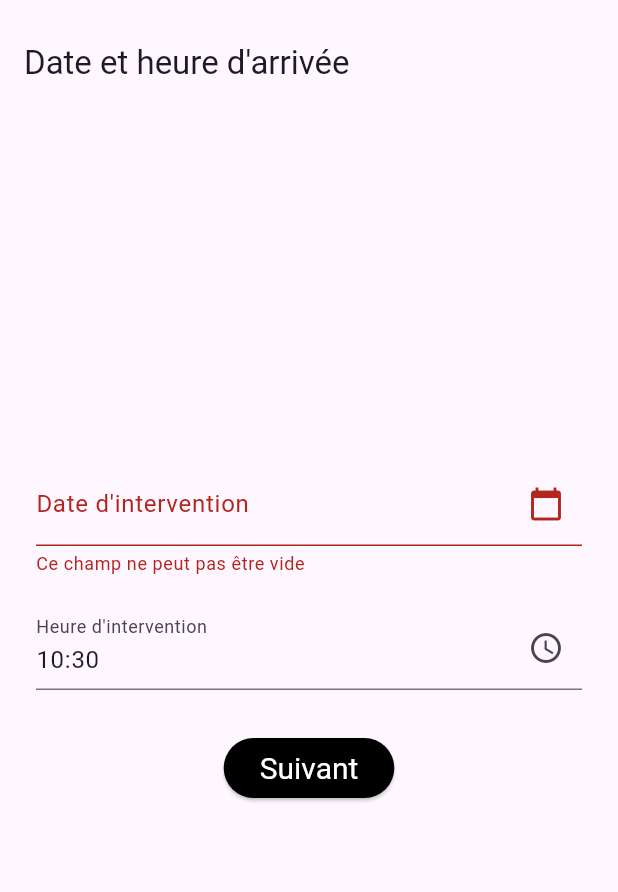
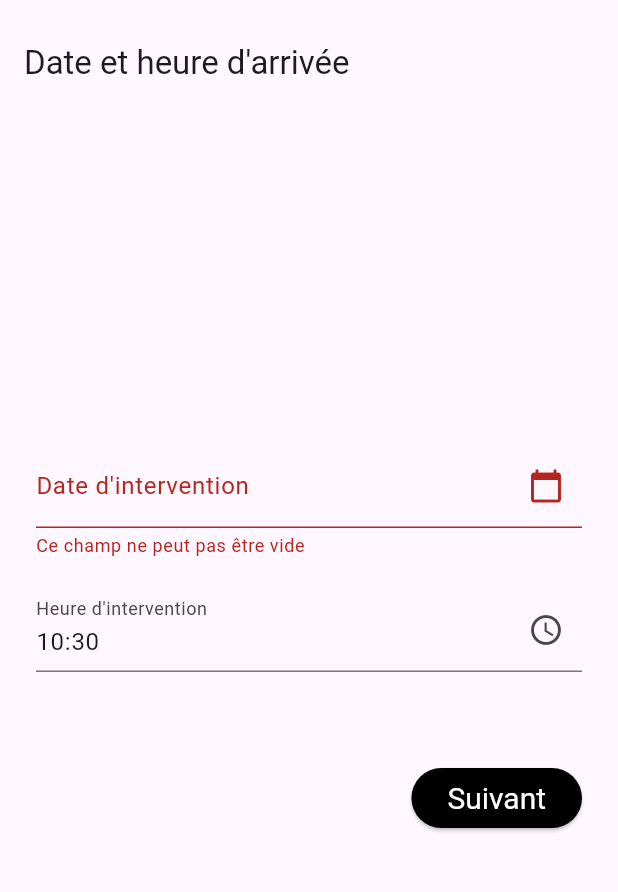
Before and after one commit to Akeops/application_technicien, a Flutter app: the MultiStepForm screen opened directly, after a tap on "Suivant", on a phone screen of 412 x 824 dp, the part 63-955 px from its top. Run offline on Flutter 3.47's test engine with Material 3 defaults, Android fonts, the phone set to English and light mode, and no system bars; our stand-ins replace shared_preferences; accounts and stored records are empty.

Commit message:
J'ai terminé avec l'étape 8, j'ai mis à jour le design des boutons de navigations sur toutes les pages.

```diff
--- a/lib/pages/form_steps/step1.dart
+++ b/lib/pages/form_steps/step1.dart
@@ -6,16 +6,15 @@ class StepDateOfBirth extends StatelessWidget {
   final TextEditingController dateController;
   final TextEditingController timeController; // Controller for the time
   final VoidCallback onNext;
-  final VoidCallback onPrevious;
 
-  StepDateOfBirth({super.key,
+  StepDateOfBirth({
+    super.key,
     required this.formKey,
-    required TextEditingController dateController,
+    required this.dateController,
     required this.onNext,
-    required this.onPrevious,
-  }) : dateController = dateController..text = DateFormat('dd-MM-yyyy').format(DateTime.now()),
-       timeController = TextEditingController()..text = DateFormat('HH:mm').format(DateTime.now()) {
-    // Initialize the text controllers with today's date and current time.
+  }) : timeController = TextEditingController()..text = DateFormat('HH:mm').format(DateTime.now()) {
+    // Initialize the dateController with today's date
+    dateController.text = DateFormat('dd-MM-yyyy').format(DateTime.now());
   }
 
   @override
@@ -76,9 +75,9 @@ class StepDateOfBirth extends StatelessWidget {
                     return value == null || value.isEmpty ? 'Ce champ ne peut pas être vide' : null;
                   },
                 ),
-                const SizedBox(height: 20),
-                Padding(
-                  padding: const EdgeInsets.all(8.0),
+                const SizedBox(height: 60),  // Increased space before the button
+                Align(
+                  alignment: Alignment.centerRight,
                   child: ElevatedButton(
                     onPressed: () {
                       if (formKey.currentState!.validate()) {
--- a/lib/pages/form_steps/step2.dart
+++ b/lib/pages/form_steps/step2.dart
@@ -87,25 +87,31 @@ class _StepInterventionState extends State<StepIntervention> {
                     },
                   );
                 }),
-                const SizedBox(height: 20),
-                ElevatedButton(
+                const SizedBox(height: 60), // Increased space before the buttons
+                Row(
+                  mainAxisAlignment: MainAxisAlignment.spaceEvenly, // Adjusts space evenly around the children
+                  children: <Widget>[
+                    Expanded(
+                      child: ElevatedButton(
+                        onPressed: widget.onPrevious,
+                        style: ElevatedButton.styleFrom(
+                          backgroundColor: Colors.grey,  // Consistent with the 'Previous' button
+                        ),
+                        child: const Text('Précédent'),
+                      ),
+                    ),
+                    const SizedBox(width: 20),  // Space between the buttons
+                    Expanded(
+                      child: ElevatedButton(
                         onPressed: () {
                           if (_validateSelection()) {
                             widget.onNext();
-                    } else {
-                      ScaffoldMessenger.of(context).showSnackBar(
-                        const SnackBar(content: Text('Please select at least one option before proceeding.'))
-                      );
                           }
                         },
                         child: const Text('Suivant'),
                       ),
-                ElevatedButton(
-                  onPressed: widget.onPrevious,
-                  style: ElevatedButton.styleFrom(
-                    backgroundColor: Colors.grey,
                     ),
-                  child: const Text('Précédent'),
+                  ],
                 ),
               ],
             ),
--- a/lib/pages/form_steps/step3.dart
+++ b/lib/pages/form_steps/step3.dart
@@ -58,22 +58,31 @@ class StepAge extends StatelessWidget {
                 buildTextField(addressController, 'Adresse', true),
                 buildTextField(additionalAddressController, 'Complément d\'adresse'),
                 buildRow(cityController, postalCodeController, 'Ville', 'Code postal', isFieldTwoRequired: false),
-                const SizedBox(height: 20),
-                ElevatedButton(
+                const SizedBox(height: 80), // Added more space before the buttons
+                Row(
+                  mainAxisAlignment: MainAxisAlignment.spaceBetween,  // Adjusts to space between rather than around
+                  children: <Widget>[
+                    Expanded(
+                      child: ElevatedButton(
+                        onPressed: onPrevious,
+                        style: ElevatedButton.styleFrom(
+                          backgroundColor: Colors.grey,  // Consistent with the 'Previous' button
+                        ),
+                        child: const Text('Précédent'),
+                      ),
+                    ),
+                    const SizedBox(width: 20), // Space between the buttons
+                    Expanded(
+                      child: ElevatedButton(
                         onPressed: () {
                           if (formKey.currentState!.validate()) {
-                      // Save form state or execute onNext
                             onNext();
                           }
                         },
                         child: const Text('Suivant'),
                       ),
-                ElevatedButton(
-                  onPressed: onPrevious,
-                  style: ElevatedButton.styleFrom(
-                    backgroundColor: Colors.grey,
                     ),
-                  child: const Text('Précédent'),
+                  ],
                 ),
               ],
             ),
--- a/lib/pages/form_steps/step4.dart
+++ b/lib/pages/form_steps/step4.dart
@@ -49,23 +49,32 @@ class StepDescriptionIntervention extends StatelessWidget {
                     return null;
                   },
                 ),
-                const SizedBox(height: 40),
-                ElevatedButton(
-                  onPressed: () async {
+                const SizedBox(height: 60),
+                Row(
+                  mainAxisAlignment: MainAxisAlignment.spaceAround,  // Distributes space evenly around the children
+                  children: <Widget>[
+                    SizedBox(
+                      width: 150,  // Specify the width of the button for 'Précédent'
+                      child: ElevatedButton(
+                        onPressed: onPrevious,
+                        style: ElevatedButton.styleFrom(
+                          backgroundColor: Colors.grey,  // Consistent with the 'Previous' button
+                        ),
+                        child: const Text('Précédent'),
+                      ),
+                    ),
+                    SizedBox(
+                      width: 150,  // Ensure this is the same as the first button to maintain uniformity for 'Suivant'
+                      child: ElevatedButton(
+                        onPressed: () {
                           if (formKey.currentState!.validate()) {
-                      await _saveDescription(interventionDecriptionController.text);
                             onNext();
                           }
                         },
                         child: const Text('Suivant'),
                       ),
-                const SizedBox(height: 10), // Spacing between buttons
-                ElevatedButton(
-                  onPressed: onPrevious,
-                  style: ElevatedButton.styleFrom(
-                    backgroundColor: Colors.grey,
                     ),
-                  child: const Text('Précédent'),
+                  ],
                 ),
               ],
             ),
--- a/lib/pages/form_steps/step5.dart
+++ b/lib/pages/form_steps/step5.dart
@@ -99,25 +99,32 @@ class _StepSoftwareInformationState extends State<StepSoftwareInformation> {
                         },
                       );
                     }).toList(),
-                    const SizedBox(height: 20),
-                    ElevatedButton(
+                    const SizedBox(height: 60), // Increased space before the button row
+                    Row(
+                      mainAxisAlignment: MainAxisAlignment.spaceAround,  // Distributes space evenly around the children
+                      children: <Widget>[
+                        SizedBox(
+                          width: 150,  // Specify the width of the button for 'Précédent'
+                          child: ElevatedButton(
+                            onPressed: widget.onPrevious,
+                            style: ElevatedButton.styleFrom(
+                              backgroundColor: Colors.grey,  // Consistent with the 'Previous' button
+                            ),
+                            child: const Text('Précédent'),
+                          ),
+                        ),
+                        SizedBox(
+                          width: 150,  // Ensure this is the same as the first button to maintain uniformity for 'Suivant'
+                          child: ElevatedButton(
                             onPressed: () {
-                        if (_validateSelection()) {
+                              if (widget.formKey.currentState!.validate()) {
                                 widget.onNext();
-                        } else {
-                          ScaffoldMessenger.of(context).showSnackBar(
-                            const SnackBar(content: Text('Please select at least one option before proceeding.'))
-                          );
                               }
                             },
                             child: const Text('Suivant'),
                           ),
-                    ElevatedButton(
-                      onPressed: widget.onPrevious,
-                      style: ElevatedButton.styleFrom(
-                        backgroundColor: Colors.grey,
                         ),
-                      child: const Text('Précédent'),
+                      ],
                     ),
                   ],
                 ),
--- a/lib/pages/new_form.dart
+++ b/lib/pages/new_form.dart
@@ -18,7 +18,7 @@ class MultiStepForm extends StatefulWidget {
 
 class MultiStepFormState extends State<MultiStepForm> {
   final PageController _pageController = PageController();
-  late final List<GlobalKey<FormState>> _formKeys = List.generate(7, (index) => GlobalKey<FormState>());
+  late final List<GlobalKey<FormState>> _formKeys = List.generate(8, (index) => GlobalKey<FormState>());
 
   final TextEditingController _dateController = TextEditingController();
   final TextEditingController _timeController = TextEditingController();
@@ -40,6 +40,10 @@ class MultiStepFormState extends State<MultiStepForm> {
   final TextEditingController _includingDiscountController = TextEditingController();
   final TextEditingController _totalPriceController = TextEditingController();
   String selectedOption1 = "Default value"; // Default value
+  final TextEditingController _signatoryInformationController = TextEditingController();
+  final TextEditingController _nameController = TextEditingController();
+  final TextEditingController _qualityController = TextEditingController();
+  final TextEditingController _civilityController = TextEditingController();
 
   @override
   void initState() {
@@ -74,6 +78,10 @@ class MultiStepFormState extends State<MultiStepForm> {
     _vatController.dispose();
     _includingDiscountController.dispose();
     _totalPriceController.dispose();
+    _signatoryInformationController.dispose();
+    _nameController.dispose();
+    _qualityController.dispose();
+    _civilityController.dispose();
   }
 
   void _loadSavedStep() async {
@@ -105,6 +113,10 @@ class MultiStepFormState extends State<MultiStepForm> {
     _vatController.text = prefs.getString('vat') ?? '';
     _includingDiscountController.text = prefs.getString('includingDiscount') ?? '';
     _totalPriceController.text = prefs.getString('totalPrice') ?? '';
+    _signatoryInformationController.text = prefs.getString('signatoryinformation') ?? '';
+    _nameController.text = prefs.getString('nameController') ?? '';
+    _qualityController.text = prefs.getString('qualityController') ?? '';
+    _civilityController.text = prefs.getString('civilityController') ?? '';
   }
 
   void _nextPage() {
@@ -149,6 +161,10 @@ class MultiStepFormState extends State<MultiStepForm> {
     await prefs.setString('vat', _vatController.text);
     await prefs.setString('includingDiscount', _includingDiscountController.text);
     await prefs.setString('totalPrice', _totalPriceController.text);
+    await prefs.setString('signatoryInformationController', _signatoryInformationController.text);
+    await prefs.setString('nameController', _nameController.text);
+    await prefs.setString('qualityController', _qualityController.text);
+    await prefs.setString('civilityController', _civilityController.text);
   }
 
   @override
@@ -168,7 +184,7 @@ class MultiStepFormState extends State<MultiStepForm> {
         controller: _pageController,
         physics: const NeverScrollableScrollPhysics(),
         children: <Widget>[
-          StepDateOfBirth(formKey: _formKeys[0], dateController: _dateController, onNext: _nextPage, onPrevious: () {  }),
+          StepDateOfBirth(formKey: _formKeys[0], dateController: _dateController, onNext: _nextPage,),
           StepIntervention(formKey: _formKeys[1], interventionController: _interventionController, onNext: _nextPage, onPrevious: _previousPage),
           StepAge(
             formKey: _formKeys[2],
@@ -191,7 +207,13 @@ class MultiStepFormState extends State<MultiStepForm> {
           totalWithoutTaxesController: _totalWithoutTaxesController,
           vatController: _vatController,
           includingDiscountController: _includingDiscountController,
-          totalPriceController: _totalPriceController, onNext: _nextPage, onPrevious: _previousPage, selectedOption1: selectedOption1,),
+          totalPriceController: _totalPriceController, onNext: _nextPage, onPrevious: _previousPage, selectedOption1: selectedOption1),
+          SignatoryInformation(formKey: _formKeys[7],
+          nameController: _nameController,
+          qualityController: _qualityController,
+          civilityController: _civilityController,
+          signatoryInformationController: _signatoryInformationController,
+          onNext: _nextPage, onPrevious: _previousPage,),
         ],
       ),
     );
```
Also changed, not shown: lib/pages/form_steps/step6.dart (+32 -7 lines), lib/pages/form_steps/step7.dart (+25 -10 lines), lib/pages/form_steps/step8.dart (+82 -74 lines). Lines whose indentation alone changed are shown as unchanged.
